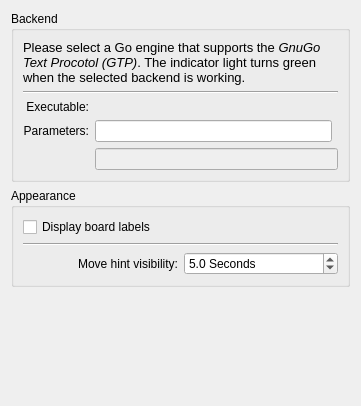
Qt form src/gui/config/generalconfig.ui (KDE/kigo) before a commit.
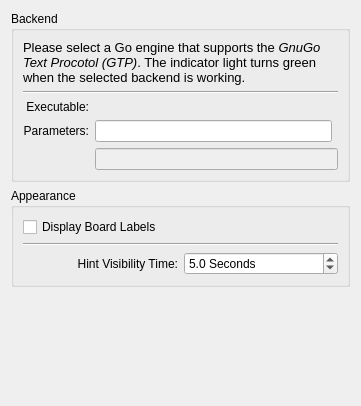
The same form after that commit. Custom widgets are drawn as their Qt base class.

What changed in the file:
```diff
--- a/src/gui/config/generalconfig.ui
+++ b/src/gui/config/generalconfig.ui
@@ -140,14 +140,14 @@
       <item row="0" column="0" colspan="2">
        <widget class="QCheckBox" name="kcfg_ShowBoardLabels">
         <property name="text">
-         <string>Display board labels</string>
+         <string>Display Board Labels</string>
         </property>
        </widget>
       </item>
       <item row="4" column="0">
        <widget class="QLabel" name="label_2">
         <property name="text">
-         <string>Move hint visibility:</string>
+         <string>Hint Visibility Time:</string>
         </property>
         <property name="alignment">
          <set>Qt::AlignRight|Qt::AlignTrailing|Qt::AlignVCenter</set>
```
